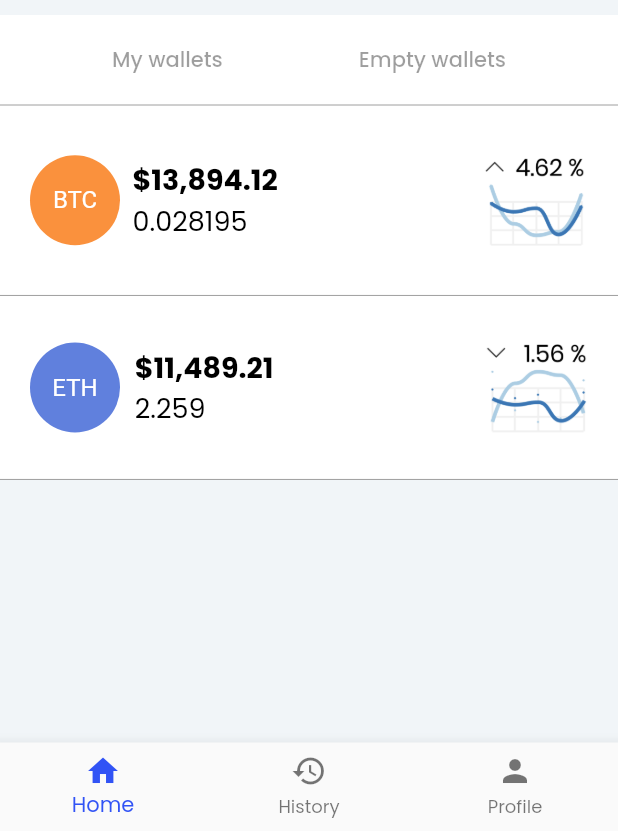
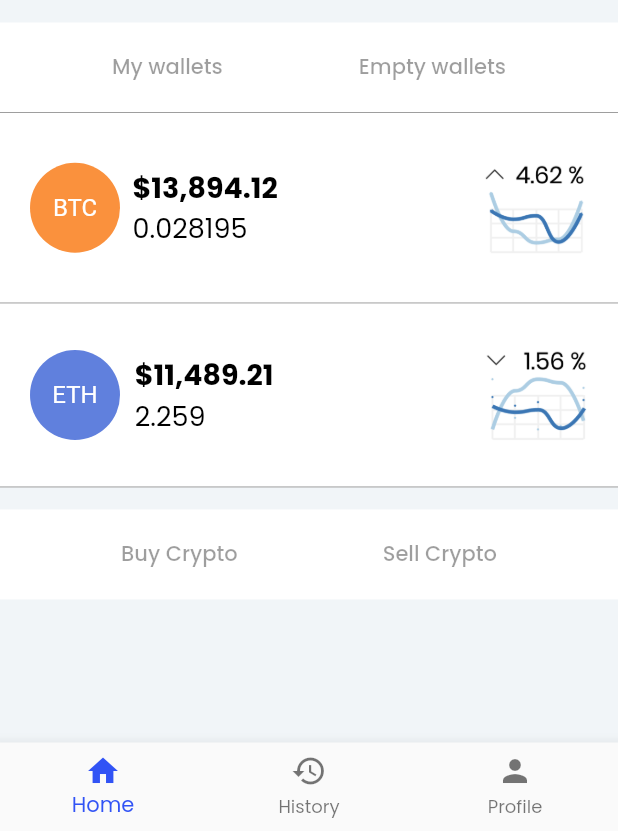
Before and after one commit to leonidasyopan/flutter-money-exchange, a Flutter app: the screen it shows after launch, on a phone screen of 412 x 824 dp, the part 405-1236 px from its top. Run offline on Flutter 3.47's test engine with Material 2 defaults, Android fonts, the phone set to English and light mode, and no system bars; our stand-ins replace google_fonts.

Commit message:
WIP started new Crypto section

```diff
--- a/lib/src/pages/homepage.dart
+++ b/lib/src/pages/homepage.dart
@@ -10,9 +10,13 @@ class Homepage extends StatelessWidget {
         children: [
           mainMenu(),
           SizedBox(
-            height: 10.0,
+            height: 15.0,
           ),
-          wallets(),
+          walletsSection(),
+          SizedBox(
+            height: 15.0,
+          ),
+          cryptoSection(),
         ],
       ),
       bottomNavigationBar: BottomNavigationBar(
@@ -128,7 +132,7 @@ Widget menuOption(IconData icon, String title, int angle) {
   );
 }
 
-Widget wallets() {
+Widget walletsSection() {
   List<Map<String, dynamic>> walletItemsList = [
     {
       'iconBGcolor': Color(0xFFFA913D),
@@ -155,28 +159,14 @@ Widget wallets() {
       child: Column(
         crossAxisAlignment: CrossAxisAlignment.center,
         children: [
-          Row(
-            mainAxisAlignment: MainAxisAlignment.spaceEvenly,
-            crossAxisAlignment: CrossAxisAlignment.center,
-            children: [
-              SizedBox(
-                height: 60.0,
-                child: FlatButton(onPressed: null, child: Text('My wallets')),
-              ),
-              SizedBox(
-                height: 60.0,
-                child:
-                    FlatButton(onPressed: null, child: Text('Empty wallets')),
-              ),
-            ],
-          ),
+          headerOfSections('My wallets', 'Empty wallets'),
           Divider(
             color: Colors.grey,
             height: 0.0,
           ),
           Column(
-            children: walletItemsList.map((item) => walletItems(item)).toList()
-            )
+              children:
+                  walletItemsList.map((item) => walletItems(item)).toList())
         ],
       ));
 }
@@ -236,3 +226,35 @@ Widget walletItems(Map<String, dynamic> item) {
     ],
   );
 }
+
+Widget cryptoSection() {
+  return Container(
+      decoration: BoxDecoration(
+          gradient: LinearGradient(
+        colors: [Color(0xFFFFFFFF), Color(0xFFFFFFFF)],
+        stops: [0.0, 0.7],
+      )),
+      child: Column(
+        crossAxisAlignment: CrossAxisAlignment.center,
+        children: [
+          headerOfSections('Buy Crypto','Sell Crypto'),
+        ],
+      ));
+}
+
+Widget headerOfSections(String leftOption, String rightOption) {
+  return Row(
+    mainAxisAlignment: MainAxisAlignment.spaceEvenly,
+    crossAxisAlignment: CrossAxisAlignment.center,
+    children: [
+      SizedBox(
+        height: 60.0,
+        child: FlatButton(onPressed: null, child: Text(leftOption)),
+      ),
+      SizedBox(
+        height: 60.0,
+        child: FlatButton(onPressed: null, child: Text(rightOption)),
+      ),
+    ],
+  );
+}
```
